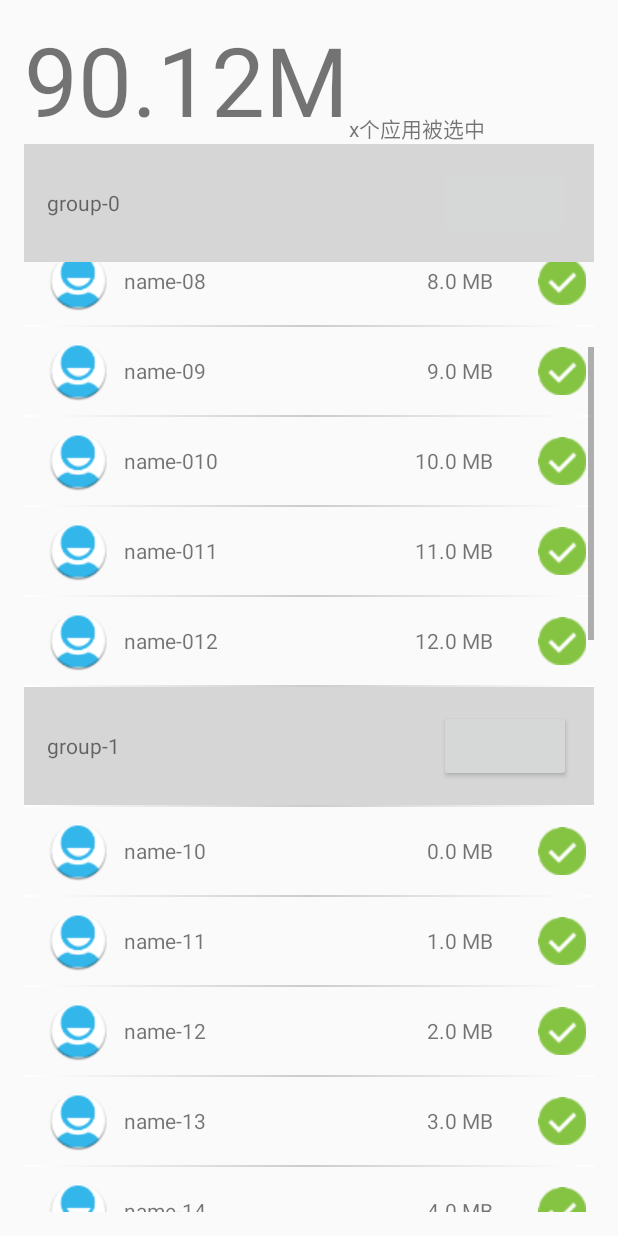
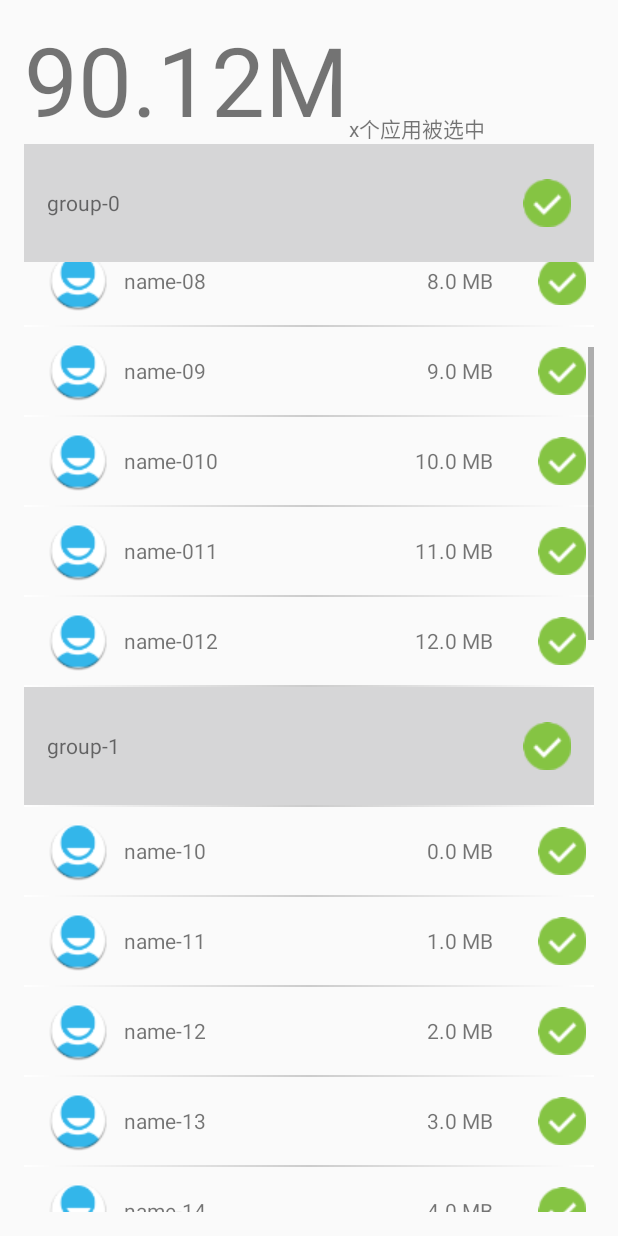
Before and after one commit to chrosyou/androidtest, an Android app: the screen it shows after launch (MainActivity), scrolled down 498 dp, on a phone screen of 412 x 824 dp. Run offline under Robolectric (Android 15) with nearby library versions, the phone set to English and light mode, and no system bars.

Commit message:
响应group点击之前

```diff
--- a/check/MyApplication/app/src/main/java/com/macalyou/murisly/headerlistview/MainActivity.java
+++ b/check/MyApplication/app/src/main/java/com/macalyou/murisly/headerlistview/MainActivity.java
@@ -155,10 +155,10 @@ public class MainActivity extends Activity implements
 
             groupHolder.textView.setText(((Group) getGroup(groupPosition)).getTitle());
 
-            if (isExpanded)// ture is Expanded or false is not isExpanded
-                groupHolder.imageView.setImageResource(R.drawable.expanded);
-            else
-                groupHolder.imageView.setImageResource(R.drawable.collapse);
+            //if (isExpanded)// ture is Expanded or false is not isExpanded
+            //    groupHolder.imageView.setImageResource(R.drawable.expanded);
+            //else
+            //    groupHolder.imageView.setImageResource(R.drawable.collapse);
             return convertView;
         }
 
@@ -213,16 +213,14 @@ public class MainActivity extends Activity implements
     @Override
     public boolean onGroupClick(final ExpandableListView parent, final View v,
                                 int groupPosition, final long id) {
-
+        Toast.makeText(MainActivity.this, groupList.get(groupPosition).getTitle(), 1).show();
         return false;
     }
 
     @Override
     public boolean onChildClick(ExpandableListView parent, View v,
                                 int groupPosition, int childPosition, long id) {
-        Toast.makeText(MainActivity.this,
-                childList.get(groupPosition).get(childPosition).getAppName(), 1)
-                .show();
+        Toast.makeText(MainActivity.this, childList.get(groupPosition).get(childPosition).getAppName(), 1).show();
 
         return false;
     }
--- a/check/MyApplication/app/src/main/res/layout/groupitem.xml
+++ b/check/MyApplication/app/src/main/res/layout/groupitem.xml
@@ -10,15 +10,19 @@
         android:layout_width="wrap_content"
         android:layout_height="wrap_content"
         android:layout_centerVertical="true"
-        android:text="grouptitle" />
+        android:text="grouptitle"
+        />
 
-    <Button
+    <com.macalyou.murisly.headerlistview.MultButton
         android:id="@+id/image"
         android:layout_width="wrap_content"
         android:layout_height="wrap_content"
         android:layout_alignParentRight="true"
         android:layout_centerVertical="true"
-        android:src="@drawable/common_select_all"
+        android:drawableRight="@drawable/common_select_all"
+        android:focusable="false"
+        android:clickable="true"
+        android:background="#00000000"
         />
 
 </RelativeLayout>
```
Also changed, not shown: check/MyApplication/app/src/main/java/com/macalyou/murisly/headerlistview/MultButton.java (added, +50 -0 lines).
